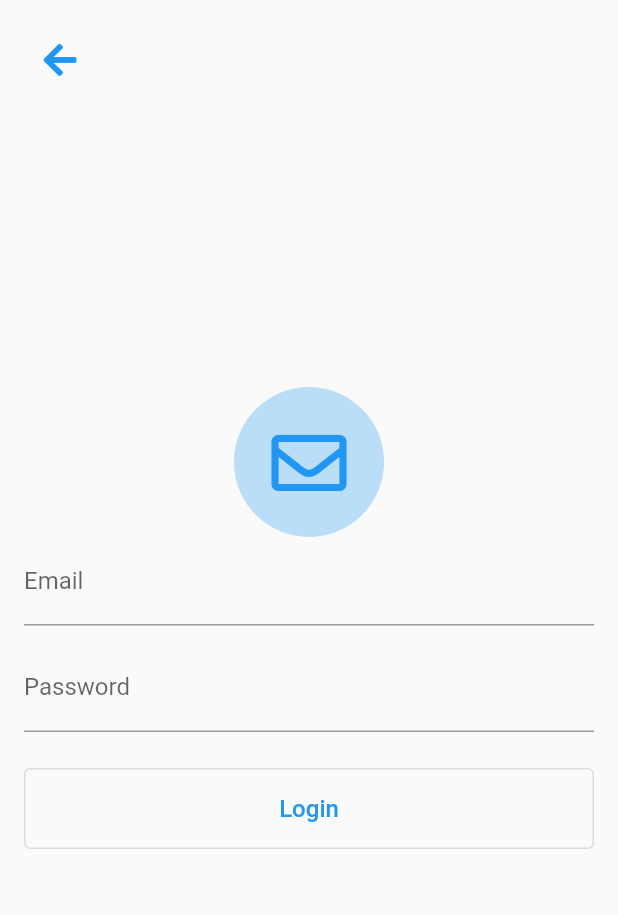
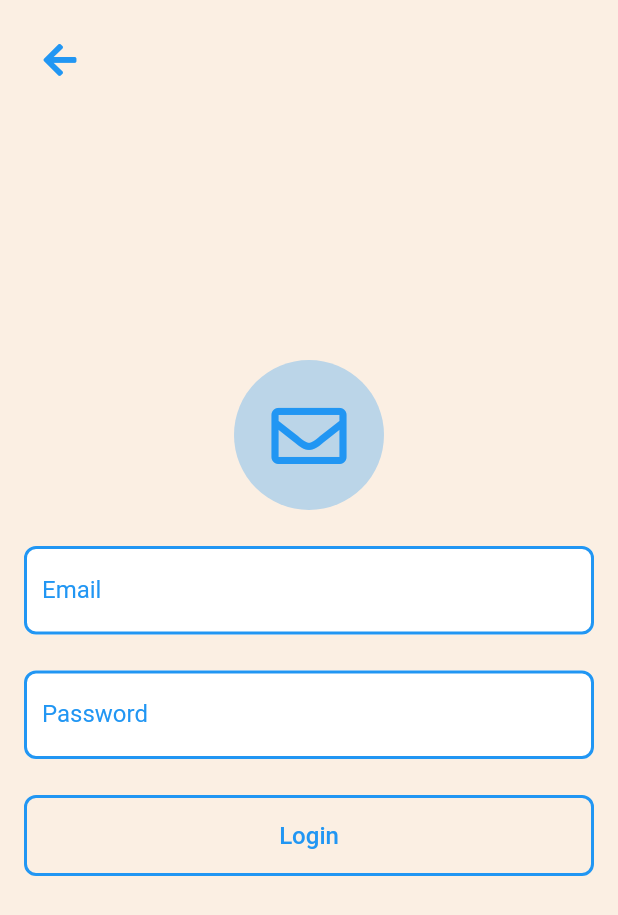
Before and after one commit to ViktorKirjanov/flutter-social-x, a Flutter app: the screen it shows after launch, after a tap on "Login with Email", on a phone screen of 412 x 824 dp. Shown: the top 915 px of the screen. Run offline on Flutter 3.47's test engine with Material 2 defaults, Android fonts, the phone set to English and light mode, and no system bars; our stand-ins replace bloc, equatable, flutter_bloc, font_awesome_flutter, formz.

Commit message:
feature: ThemeData

```diff
--- a/lib/main.dart
+++ b/lib/main.dart
@@ -3,6 +3,7 @@ import 'package:flutter_bloc/flutter_bloc.dart';
 
 import 'core/blocs/bloc_observer.dart';
 import 'pages/home/home_page.dart';
+import 'theme.dart';
 
 void main() {
   Bloc.observer = AppBlocObserver();
@@ -15,10 +16,8 @@ class MyApp extends StatelessWidget {
   @override
   Widget build(BuildContext context) {
     return MaterialApp(
-      title: 'Flutter Demo',
-      theme: ThemeData(
-        primarySwatch: Colors.blue,
-      ),
+      title: 'Flutter Social network X',
+      theme: theme,
       home: const HomePage(),
     );
   }
--- a/lib/pages/auth/signin_page.dart
+++ b/lib/pages/auth/signin_page.dart
@@ -43,8 +43,9 @@ class _SigninPageState extends State<SigninPage> {
                   key: Key('signinIcon'),
                   iconData: FontAwesomeIcons.envelope,
                 ),
+                const SizedBox(height: 24.0),
                 _buildEmailInput(),
-                const SizedBox(height: 12.0),
+                const SizedBox(height: 24.0),
                 _buildPasswordInput(),
                 const SizedBox(height: 24.0),
                 _buildLoginButton(),
--- a/lib/pages/auth/signup_page.dart
+++ b/lib/pages/auth/signup_page.dart
@@ -43,8 +43,9 @@ class _SignupPageState extends State<SignupPage> {
                   key: Key('signupIcon'),
                   iconData: FontAwesomeIcons.user,
                 ),
+                const SizedBox(height: 24.0),
                 _buildEmailInput(),
-                const SizedBox(height: 12.0),
+                const SizedBox(height: 24.0),
                 _buildPasswordInput(),
                 const SizedBox(height: 24.0),
                 _buildSignUpButton(),
--- /dev/null
+++ b/lib/theme.dart
@@ -0,0 +1,52 @@
+import 'package:flutter/material.dart';
+
+final theme = ThemeData(
+    primaryColor: Colors.blue,
+    scaffoldBackgroundColor: const Color.fromRGBO(251, 239, 227, 1),
+    inputDecorationTheme: InputDecorationTheme(
+      filled: true,
+      fillColor: Colors.white,
+      labelStyle: const TextStyle(color: Colors.blue),
+      border: OutlineInputBorder(
+        borderRadius: BorderRadius.circular(8),
+        borderSide: const BorderSide(
+          color: Colors.yellow,
+          width: 2.0,
+        ),
+      ),
+      enabledBorder: OutlineInputBorder(
+        borderRadius: BorderRadius.circular(8),
+        borderSide: const BorderSide(
+          color: Colors.blue,
+          width: 2.0,
+        ),
+      ),
+      focusedBorder: OutlineInputBorder(
+        borderRadius: BorderRadius.circular(8),
+        borderSide: BorderSide(
+          color: Colors.blue.shade900,
+          width: 2.0,
+        ),
+      ),
+      errorBorder: OutlineInputBorder(
+        borderRadius: BorderRadius.circular(8),
+        borderSide: BorderSide(
+          color: Colors.red.shade900,
+          width: 2.0,
+        ),
+      ),
+    ),
+    // textSelectionTheme: TextSelectionThemeData(
+    //   cursorColor: Colors.blue.shade700,
+    //   selectionColor: Colors.blue.shade400,
+    //   selectionHandleColor: Colors.blue.shade200,
+    // ),
+    outlinedButtonTheme: OutlinedButtonThemeData(
+      style: OutlinedButton.styleFrom(
+        primary: Colors.blue,
+        shape: RoundedRectangleBorder(
+          borderRadius: BorderRadius.circular(8.0),
+        ),
+        side: const BorderSide(width: 2, color: Colors.blue),
+      ),
+    ));
```
